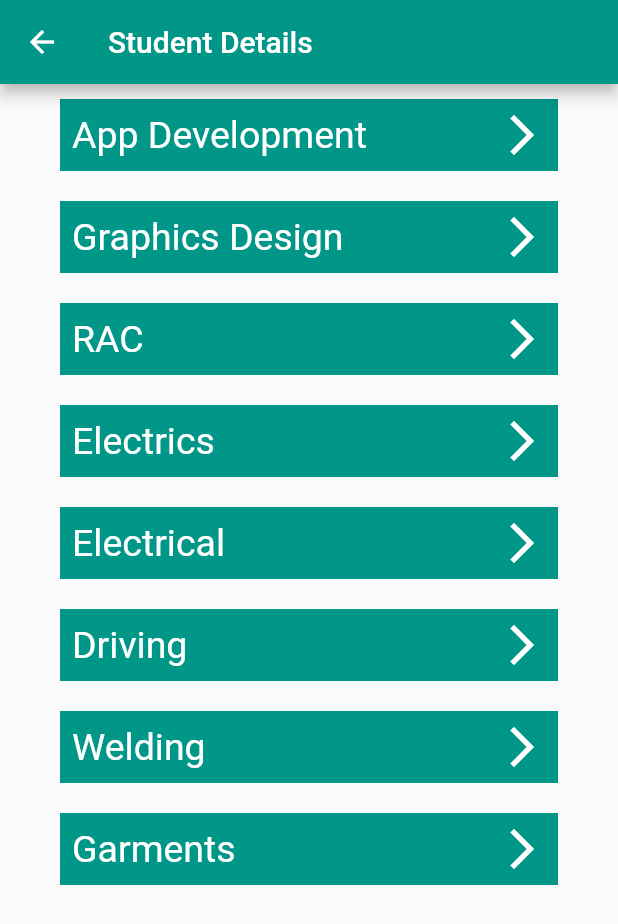
After one commit to mariaalam87/stduent_information, a Flutter app: the StudentDetails screen opened directly, on a phone screen of 412 x 824 dp. The commit adds this screen. Shown: the top 924 px of the screen. Run offline on Flutter 3.47's test engine with Material 2 defaults, Android fonts, the phone set to English and light mode, and no system bars; our stand-ins replace cloud_firestore, firebase_auth, firebase_core, firebase_storage, flutter_slider_drawer, fluttertoast and 2 more; missing offline and left inert: alert_dialog; accounts and stored records are empty.

Commit message:
16 jan, 2022

```diff
--- a/lib/model/user_model.dart
+++ b/lib/model/user_model.dart
@@ -1,5 +1,6 @@
 class UserModel{
   String? name;
+  String? id;
   String? phone;
   String? age;
   String? email;
@@ -7,13 +8,14 @@ class UserModel{
   String? dept;
   String? bloodGroup;
 
-  UserModel({this.name, this.phone,
+  UserModel({this.name,this.id, this.phone,
       this.age, this.email, this.uid,
     this.dept,this.bloodGroup});
 
   factory UserModel.fromMap(map){
     return UserModel(
         name: map['name'],
+        id: map['id'],
         phone: map['phone'],
         age: map['age'],
         email: map['email'],
@@ -26,6 +28,7 @@ class UserModel{
   Map<String , dynamic> toMap(){
     return {
       'uid': uid,
+      'id': id,
       'name': name,
       'email': email,
       'phone':phone,
--- a/lib/screen/sign_up.dart
+++ b/lib/screen/sign_up.dart
@@ -1,3 +1,5 @@
+
+//import 'package:path_provider/path_provider.dart';
 import 'dart:io';
 
 import 'package:alert_dialog/alert_dialog.dart';
@@ -11,6 +13,7 @@ import 'package:cloud_firestore/cloud_firestore.dart';
 import 'package:firebase_auth/firebase_auth.dart';
 import 'package:firebase_storage/firebase_storage.dart';
 import 'package:flutter/material.dart';
+import 'package:flutter/services.dart';
 import 'package:fluttertoast/fluttertoast.dart';
 import 'package:image_picker/image_picker.dart';
 class SignUp extends StatefulWidget {
@@ -25,7 +28,10 @@ List<String> deptList=[
   "Graphics Design",
   "RAC",
   "Electrics",
-  "Electrical"
+  "Electrical",
+  "Driving",
+  "Welding",
+  "Garments"
 ];
 List<String>bloodGroupList=[
   "A+",
@@ -43,6 +49,7 @@ String ? initValBloodGroup;
 final _auth= FirebaseAuth.instance;
 AllColor allColor= AllColor();
 TextEditingController _emailController=TextEditingController();
+TextEditingController _idController=TextEditingController();
 TextEditingController _passController=TextEditingController();
 TextEditingController _confirmPassController=TextEditingController();
 TextEditingController _ageController=TextEditingController();
@@ -51,6 +58,7 @@ TextEditingController _nameController=TextEditingController();
 File? image;
 class _SignUpState extends State<SignUp> {
  final _formKeySignUp= GlobalKey<FormState>();
+
  Future pickImageFromGallery( source) async{
    final image2= await ImagePicker().pickImage(
        source: source);
@@ -92,7 +100,7 @@ class _SignUpState extends State<SignUp> {
                                 padding: const EdgeInsets.all(8.0),
                                 child: Text('Take from Camera',
                                 style: TextStyle(
-                                  fontSize: 20
+                                  fontSize: 15
                                 ),
                                 ),
                               )),
@@ -108,7 +116,7 @@ class _SignUpState extends State<SignUp> {
                                 padding: const EdgeInsets.all(8.0),
                                 child: Text('Take from Gallery',
                                   style: TextStyle(
-                                      fontSize: 20
+                                      fontSize: 15
                                   ),),
                               )),
                         ],
@@ -150,6 +158,15 @@ class _SignUpState extends State<SignUp> {
                 height: 20,
               ),
               CustomTextField(
+                hintText: "Enter Student ID",
+                labelText: "Student ID",
+                controller: _idController ,
+                obsecureVal: false,
+              ),
+              SizedBox(
+                height: 20,
+              ),
+              CustomTextField(
                 hintText: "Enter your phone number",
                 labelText: "Phone Number",
                 controller: _phoneController ,
@@ -176,7 +193,8 @@ class _SignUpState extends State<SignUp> {
                     child: Padding(
                       padding: const EdgeInsets.only(left: 0.0,
                           right: 0,bottom: 8,top: 8),
-                      child: DropdownButton(
+                      child:
+                      DropdownButton(
                         iconDisabledColor: Colors.deepOrange,
                         iconEnabledColor: Colors.deepOrange,
                         hint: Text("Department",
@@ -208,10 +226,12 @@ class _SignUpState extends State<SignUp> {
                       ),
                         borderRadius: BorderRadius.circular(10)
                     ),
-                    child: Padding(
+                    child:
+                    Padding(
                       padding: const EdgeInsets.only(left: 0.0,
                           right: 0,bottom: 8,top: 8),
-                      child: DropdownButton(
+                      child:
+                      DropdownButton(
                         iconDisabledColor: Colors.deepOrange,
                         iconEnabledColor: Colors.deepOrange,
                         hint: Text("Blood Group",
@@ -304,7 +324,7 @@ class _SignUpState extends State<SignUp> {
 }
 void signUp(String email, String password,
     context,_formKeySignUp)async{
-  if(_formKeySignUp.currentState!.validate()){
+  if(_formKeySignUp.currentState!.validate() && image!=null){
     await _auth.createUserWithEmailAndPassword
       (email: email, password: password)
         .then((value) => {
@@ -320,12 +340,23 @@ void signUp(String email, String password,
       Fluttertoast.showToast(msg:e.message);
 
     });
+  }else{
+    Fluttertoast.showToast(msg: "Image can not be null");
   }
 
 }
+//  toFile ()async{
+//   var bytes = await rootBundle.load('assets\images\profile.png');
+//   String tempPath = (await getTemporaryDirectory()).path;
+//   File file = File('$tempPath/profile.png');
+//   await file.writeAsBytes(bytes.buffer.asUint8List(bytes.offsetInBytes, bytes.lengthInBytes));
+//
+//   return file;
+// }
 void saveImage()async{
   User? _user= FirebaseAuth.instance.currentUser;
-  if(image==null) return;
+  if(image==null)
+    return;
   final destination= _user!.uid.toString();
   final ref= FirebaseStorage.instance
       .ref(destination);
@@ -339,6 +370,7 @@ void saveUserDetails() async{
   UserModel userModel=UserModel();
   userModel.uid=user!.uid;
   userModel.email= _emailController.text;
+  userModel.id= _idController.text;
   userModel.phone= _phoneController.text;
   userModel.age= _ageController.text;
   userModel.name= _nameController.text;
--- /dev/null
+++ b/lib/screen/student_details.dart
@@ -0,0 +1,72 @@
+import 'package:batch_a_29_dec/model/user_model.dart';
+import 'package:batch_a_29_dec/screen/all_student_profile.dart';
+import 'package:batch_a_29_dec/screen/sign_up.dart';
+import 'package:cloud_firestore/cloud_firestore.dart';
+import 'package:flutter/material.dart';
+class StudentDetails extends StatefulWidget {
+  const StudentDetails({Key? key}) : super(key: key);
+
+  @override
+  _StudentDetailsState createState() => _StudentDetailsState();
+}
+
+
+class _StudentDetailsState extends State<StudentDetails> {
+
+  @override
+  Widget build(BuildContext context) {
+    return Scaffold(
+      appBar: AppBar(
+        backgroundColor: allColor.appColor,
+        title: Text("Student Details"),
+      ),
+      body: Center(
+        child: Column(
+          crossAxisAlignment: CrossAxisAlignment.center,
+          mainAxisAlignment: MainAxisAlignment.center,
+          children: [
+            Expanded(
+              child: ListView.builder(
+                itemCount: deptList.length,
+                  itemBuilder:(context,index){
+                    return Padding(
+                      padding: const EdgeInsets.only(left: 40.0,
+                      right: 40, top: 10, bottom: 10),
+                      child: Container(
+                        decoration: BoxDecoration(
+                          color: allColor.appColor
+                        ),
+                        child: Padding(
+                          padding: const EdgeInsets.all(8.0),
+                          child: InkWell(
+                            onTap: (){
+
+                              Navigator.push(context,
+                              MaterialPageRoute(builder:
+                              (context)=>AllStudentProfile
+                                (deptName: deptList[index])));
+                            },
+                            child: Row(
+                              children: [
+                                Text(deptList[index],
+                                style: TextStyle(
+                                  color: allColor.apptext,
+                                  fontSize: 25
+                                ),),
+                                Spacer(),
+                                Icon(Icons.arrow_forward_ios,
+                                size: 32, color: allColor.apptext,)
+                              ],
+                            ),
+                          ),
+                        ),
+                      ),
+                    );
+                  }),
+            )
+          ],
+        ),
+      ),
+    );
+  }
+}
```
Also changed, not shown: lib/helper/custom_tile.dart (added, +16 -0 lines), lib/helper/menu_widget.dart (+8 -8 lines), lib/screen/all_student_profile.dart (added, +199 -0 lines), lib/screen/home_page.dart (+39 -14 lines), lib/screen/user_profile.dart (+21 -43 lines), pubspec.yaml (+5 -2 lines), assets/avatar.png (added), pubspec.lock.
